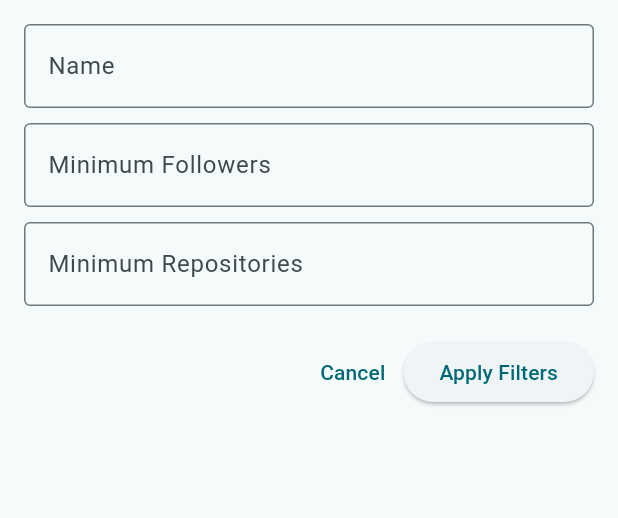
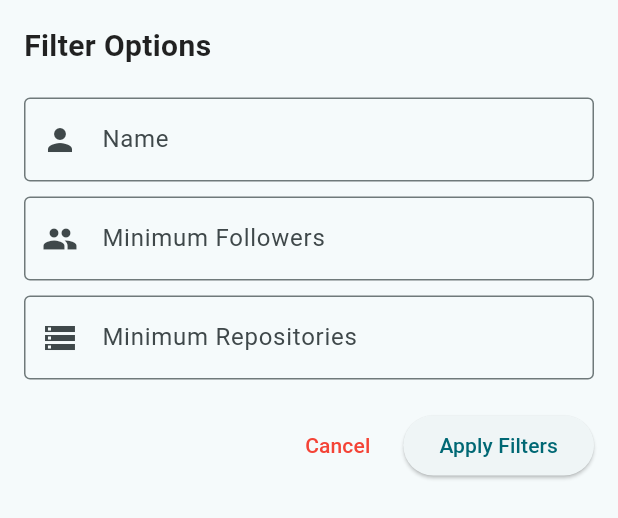
Before and after one commit to Vaniahchristian/GITHUBAPP, a Flutter app: the FilterOptions widget shown alone on an empty page, opened directly, on a phone screen of 412 x 824 dp. Shown: the top 518 px of the screen. Run offline on Flutter 3.47's test engine with Material 3 defaults, Android fonts, the phone set to English and light mode, and no system bars; our stand-ins replace connectivity_plus, infinite_scroll_pagination, share_plus; missing offline and left inert: android_intent_plus; network calls fail.

Commit message:
Clean architecture
Made changes to my filter bottom sheet

Made changes to my user details: removed the card from bio

fixed my data connectivity function

```diff
--- a/lib/Domain/Repositories/user_repository.dart
+++ b/lib/Domain/Repositories/user_repository.dart
@@ -0,0 +1,10 @@
+// lib/domain/repositories/user_repository.dart
+
+import 'dart:convert';
+
+import 'package:http/http.dart' as http;
+import '../Entities/user.dart';
+
+abstract class UserRepository {
+  Future<List<User>> getUsersByLocation(String location);
+}
--- /dev/null
+++ b/lib/Domain/usecases/get_users_by_location.dart
@@ -0,0 +1,15 @@
+// lib/domain/usecases/get_users_by_location.dart
+
+
+import '../Entities/user.dart';
+import '../Repositories/user_repository.dart';
+
+class GetUsersByLocation {
+  final UserRepository repository;
+
+  GetUsersByLocation(this.repository);
+
+  Future<List<User>> call(String location) async {
+    return await repository.getUsersByLocation(location);
+  }
+}
--- a/lib/Presentation/Widgets/filter_options.dart
+++ b/lib/Presentation/Widgets/filter_options.dart
@@ -13,33 +13,51 @@ class FilterOptions extends StatelessWidget {
         padding: const EdgeInsets.all(16.0),
         child: Column(
           mainAxisSize: MainAxisSize.min,
+          crossAxisAlignment: CrossAxisAlignment.start,
           children: [
+            // Heading
+            Text(
+              'Filter Options',
+              style: TextStyle(
+                fontSize: 20,
+                fontWeight: FontWeight.bold,
+                color: Colors.black87,
+              ),
+            ),
+            SizedBox(height: 20),
+            // Name Field
             TextField(
               controller: nameController,
               decoration: InputDecoration(
                 labelText: 'Name',
                 border: OutlineInputBorder(),
+                prefixIcon: Icon(Icons.person),
               ),
             ),
             SizedBox(height: 10),
+            // Minimum Followers Field
             TextField(
               controller: minFollowersController,
               keyboardType: TextInputType.number,
               decoration: InputDecoration(
                 labelText: 'Minimum Followers',
                 border: OutlineInputBorder(),
+                prefixIcon: Icon(Icons.people),
               ),
             ),
             SizedBox(height: 10),
+            // Minimum Repositories Field
             TextField(
               controller: minReposController,
               keyboardType: TextInputType.number,
               decoration: InputDecoration(
                 labelText: 'Minimum Repositories',
                 border: OutlineInputBorder(),
+                prefixIcon: Icon(Icons.storage),
               ),
             ),
             SizedBox(height: 20),
+            // Action Buttons
             Row(
               mainAxisAlignment: MainAxisAlignment.end,
               children: [
@@ -48,7 +66,11 @@ class FilterOptions extends StatelessWidget {
                     Navigator.of(context).pop();
                   },
                   child: Text('Cancel'),
+                  style: TextButton.styleFrom(
+                    foregroundColor: Colors.red,
+                  ),
                 ),
+                SizedBox(width: 10),
                 ElevatedButton(
                   onPressed: () {
                     final filterOptions = {
```
Also changed, not shown: lib/Data/Remote_Data_Source/github_service.dart (+39 -3 lines), lib/Data/Repositories/user_repository_impl.dart (+17 -0 lines), lib/Presentation/Providers/providers.dart (added, +30 -0 lines), lib/Presentation/Screens/home.dart (+71 -39 lines), lib/Presentation/Screens/user_details.dart (+7 -15 lines), lib/Providers/user_provider.dart (added, +17 -0 lines), lib/main.dart (+27 -0 lines), lib/Domain/Entities/user.dart (renamed from lib/Domain/Models/user.dart).
